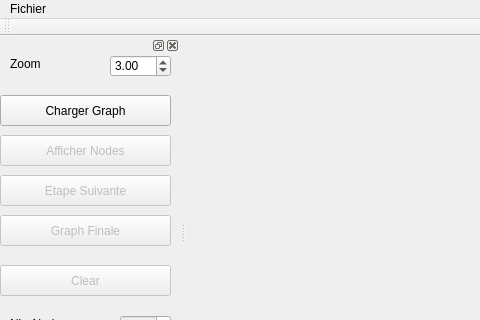
Qt form Simulations/ShowGraph/mainwindow.ui (Patre/Energy-saving-in-sensors--networks) before a commit; both pictures show x 0 to 480 and y 0 to 320 of the 744 by 450 pixel window.
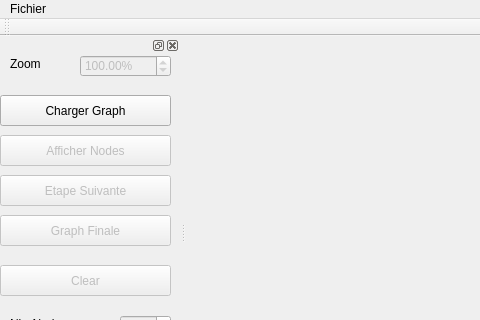
The same form after that commit.

Diff of the .ui file:
```diff
--- a/Simulations/ShowGraph/mainwindow.ui
+++ b/Simulations/ShowGraph/mainwindow.ui
@@ -247,16 +247,31 @@
      </property>
     </widget>
     <widget class="QDoubleSpinBox" name="zoomEdit">
+     <property name="enabled">
+      <bool>false</bool>
+     </property>
      <property name="geometry">
       <rect>
-       <x>110</x>
+       <x>80</x>
        <y>0</y>
-       <width>61</width>
+       <width>91</width>
        <height>22</height>
       </rect>
      </property>
+     <property name="suffix">
+      <string>%</string>
+     </property>
+     <property name="minimum">
+      <double>50.000000000000000</double>
+     </property>
+     <property name="maximum">
+      <double>200.000000000000000</double>
+     </property>
+     <property name="singleStep">
+      <double>10.000000000000000</double>
+     </property>
      <property name="value">
-      <double>3.000000000000000</double>
+      <double>100.000000000000000</double>
      </property>
     </widget>
     <widget class="QSpinBox" name="nbrNodes">
```
Left out of the diff: 17 changed lines with no effect on the pictures.
